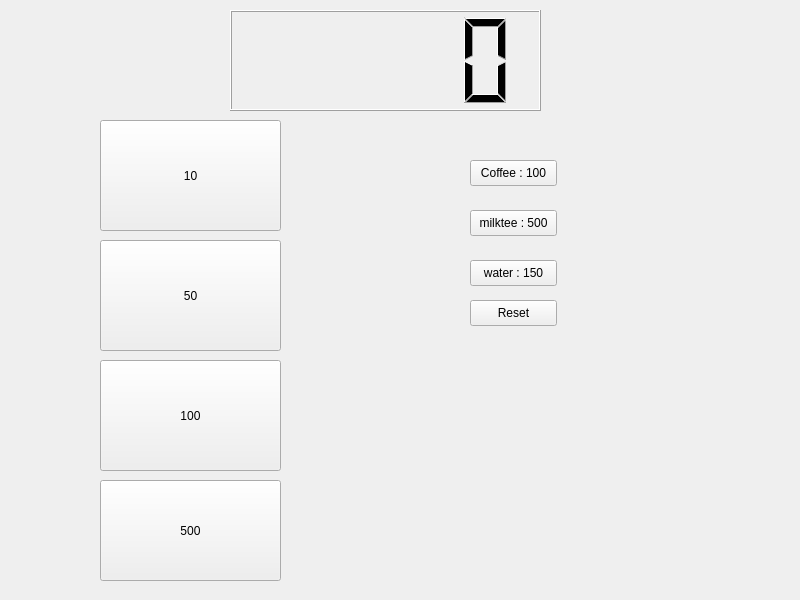
Above: widget.ui from real2u2l8/Vending-Machine before the change. Below: the same form after it.
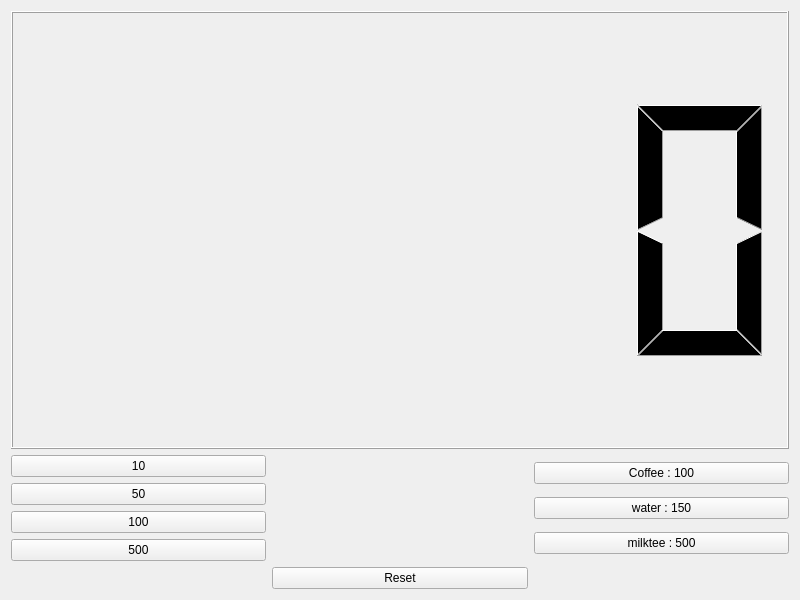
That is the form after the change.

What changed in the file:
```diff
--- a/widget.ui
+++ b/widget.ui
@@ -10,123 +10,84 @@
     <height>600</height>
    </rect>
   </property>
+  <property name="sizePolicy">
+   <sizepolicy hsizetype="Expanding" vsizetype="Preferred">
+    <horstretch>0</horstretch>
+    <verstretch>0</verstretch>
+   </sizepolicy>
+  </property>
   <property name="windowTitle">
    <string>Widget</string>
   </property>
-  <widget class="QLCDNumber" name="lcdNumber">
-   <property name="geometry">
-    <rect>
-     <x>230</x>
-     <y>10</y>
-     <width>311</width>
-     <height>101</height>
-    </rect>
-   </property>
-  </widget>
+  <layout class="QGridLayout" name="gridLayout">
+   <item row="0" column="0" colspan="3">
+    <widget class="QLCDNumber" name="lcdNumber"/>
+   </item>
+   <item row="1" column="0">
+    <layout class="QVBoxLayout" name="verticalLayout_2">
+     <item>
   <widget class="QPushButton" name="pb10">
-   <property name="geometry">
-    <rect>
-     <x>100</x>
-     <y>120</y>
-     <width>181</width>
-     <height>111</height>
-    </rect>
-   </property>
    <property name="text">
     <string>10</string>
    </property>
   </widget>
+     </item>
+     <item>
   <widget class="QPushButton" name="pb50">
-   <property name="geometry">
-    <rect>
-     <x>100</x>
-     <y>240</y>
-     <width>181</width>
-     <height>111</height>
-    </rect>
-   </property>
    <property name="text">
     <string>50</string>
    </property>
   </widget>
+     </item>
+     <item>
   <widget class="QPushButton" name="pb100">
-   <property name="geometry">
-    <rect>
-     <x>100</x>
-     <y>360</y>
-     <width>181</width>
-     <height>111</height>
-    </rect>
-   </property>
    <property name="text">
     <string>100</string>
    </property>
   </widget>
+     </item>
+     <item>
   <widget class="QPushButton" name="pb500">
-   <property name="geometry">
-    <rect>
-     <x>100</x>
-     <y>480</y>
-     <width>181</width>
-     <height>101</height>
-    </rect>
-   </property>
    <property name="text">
     <string>500</string>
    </property>
   </widget>
+     </item>
+    </layout>
+   </item>
+   <item row="1" column="2">
+    <layout class="QVBoxLayout" name="verticalLayout">
+     <item>
   <widget class="QPushButton" name="pbCoffee">
-   <property name="geometry">
-    <rect>
-     <x>470</x>
-     <y>160</y>
-     <width>87</width>
-     <height>26</height>
-    </rect>
-   </property>
    <property name="text">
     <string>Coffee : 100</string>
    </property>
   </widget>
-  <widget class="QPushButton" name="pbMilkTee">
-   <property name="geometry">
-    <rect>
-     <x>470</x>
-     <y>210</y>
-     <width>87</width>
-     <height>26</height>
-    </rect>
-   </property>
-   <property name="text">
-    <string>milktee : 500</string>
-   </property>
-  </widget>
+     </item>
+     <item>
   <widget class="QPushButton" name="pbWater">
-   <property name="geometry">
-    <rect>
-     <x>470</x>
-     <y>260</y>
-     <width>87</width>
-     <height>26</height>
-    </rect>
-   </property>
    <property name="text">
     <string>water : 150</string>
    </property>
   </widget>
+     </item>
+     <item>
+      <widget class="QPushButton" name="pbMilkTee">
+       <property name="text">
+        <string>milktee : 500</string>
+       </property>
+      </widget>
+     </item>
+    </layout>
+   </item>
+   <item row="2" column="1">
   <widget class="QPushButton" name="pbReset">
-   <property name="geometry">
-    <rect>
-     <x>470</x>
-     <y>300</y>
-     <width>87</width>
-     <height>26</height>
-    </rect>
-   </property>
    <property name="text">
     <string>Reset</string>
    </property>
   </widget>
+   </item>
+  </layout>
  </widget>
  <resources/>
  <connections/>
```
Lines whose indentation alone changed are shown as unchanged.
